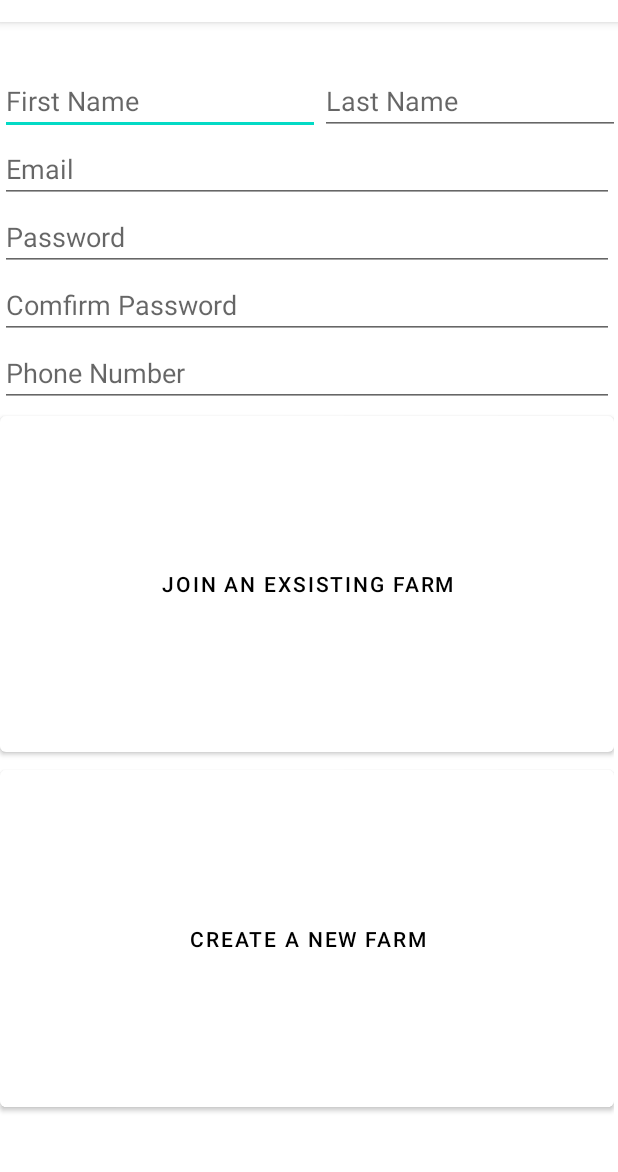
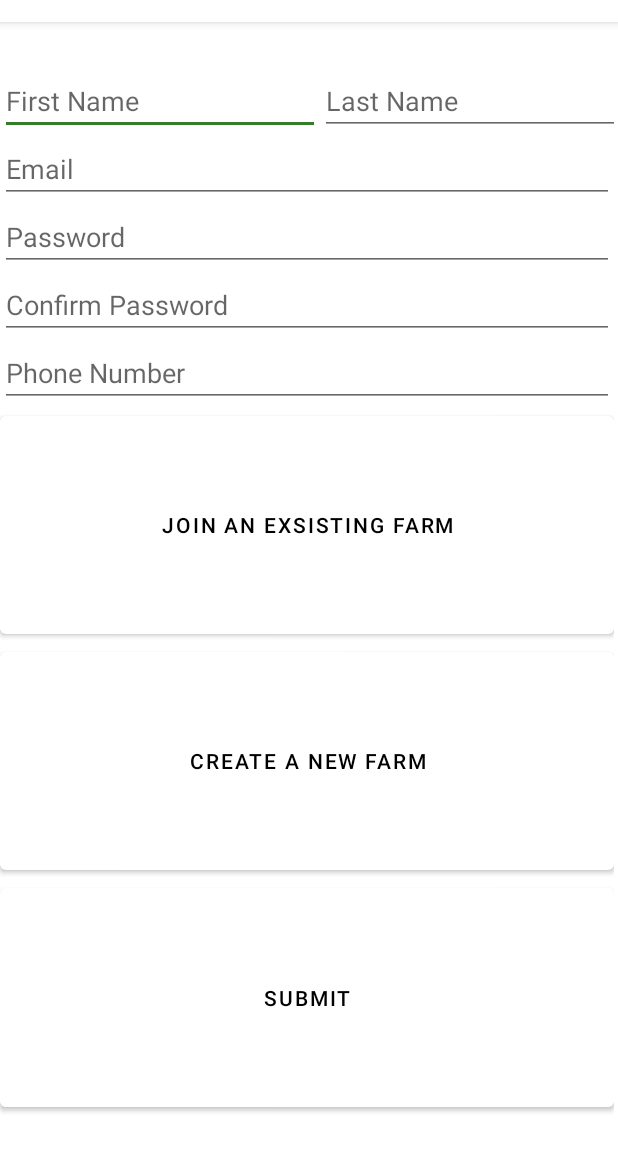
Before and after one commit to DavidScranton/TeamDrCD_GrainLogistics_2022, an Android app: the NewUser screen opened directly, with no data from a screen before it, on a phone screen of 412 x 824 dp, the part 62-1234 px from its top. Run offline under Robolectric (Android 15) with nearby library versions, the phone set to English and light mode, and no system bars; our stand-ins replace Firebase (no records; nobody signed in at launch, a user with empty details on screens opened directly).

Commit message:
new user

```diff
--- a/app/src/main/java/com/example/teamdrcd_grainlogistics_2022/NewUser.java
+++ b/app/src/main/java/com/example/teamdrcd_grainlogistics_2022/NewUser.java
@@ -1,16 +1,90 @@
 package com.example.teamdrcd_grainlogistics_2022;
 
+import androidx.annotation.NonNull;
 import androidx.appcompat.app.AppCompatActivity;
 
 import android.os.Bundle;
+import android.view.View;
+import android.widget.EditText;
+
+import android.util.Log;
+import android.widget.Toast;
+
+import com.google.android.gms.tasks.OnCompleteListener;
+import com.google.android.gms.tasks.Task;
+import com.google.firebase.auth.*;
+import com.google.firebase.database.FirebaseDatabase;
+
 
 public class NewUser extends AppCompatActivity {
-
+    private EditText firstName;
+    private EditText emailBox;
+    private EditText passwordBox1;
+    private EditText passwordBox2;
+    FirebaseDatabase database = FirebaseDatabase.getInstance();
+    private FirebaseAuth mAuth = FirebaseAuth.getInstance();
     @Override
     protected void onCreate(Bundle savedInstanceState) {
         super.onCreate(savedInstanceState);
         setContentView(R.layout.activity_new_user);
+        //mAuth = FirebaseAuth.getInstance();
     }
 
+    @Override
+    public void onStart() {
+        super.onStart();
+        // Check if user is signed in (non-null) and update UI accordingly.
+        FirebaseUser currentUser = mAuth.getCurrentUser();
+        if(currentUser != null){
+            currentUser.reload();
+        }
+    }
 
+    public void submit(View view) {
+        //firstName = findViewById(R.id.editTextTextPersonName);
+        //String fName = firstName.getText().toString();
+
+
+        emailBox = findViewById(R.id.editTextTextPersonName2);
+        String email = emailBox.getText().toString();
+
+        passwordBox1 = findViewById(R.id.editTextTextPersonName6);
+        String password1 = passwordBox1.getText().toString();
+
+        passwordBox2 = findViewById(R.id.editTextTextPersonName8);
+        String password2 = passwordBox1.getText().toString();
+
+        String password = "";
+        if(password1.equals(password2))
+        {
+            password = password1;
+        }
+
+
+        //DatabaseReference myRef = database.getReference("/users/" + "" + "/First Name");
+        //myRef.setValue(message);
+
+
+        mAuth.createUserWithEmailAndPassword(email, password)
+                .addOnCompleteListener(this, new OnCompleteListener<AuthResult>() {
+                    @Override
+                    public void onComplete(@NonNull Task<AuthResult> task) {
+                        if (task.isSuccessful()) {
+                            // Sign in success, update UI with the signed-in user's information
+                            //Log.d(TAG, "createUserWithEmail:success");
+                            FirebaseUser user = mAuth.getCurrentUser();
+                            updateUI(user);
+                        } else {
+                            // If sign in fails, display a message to the user.
+                            //Log.w(TAG, "createUserWithEmail:failure", task.getException());
+                            //Toast.makeText(EmailPasswordActivity.this, "Authentication failed.",
+                                    //Toast.LENGTH_SHORT).show();
+                            updateUI(null);
+                        }
+                    }
+                });
+    }
+
+    private void updateUI(FirebaseUser user) {
+    }
 }
--- a/app/src/main/res/layout/activity_new_user.xml
+++ b/app/src/main/res/layout/activity_new_user.xml
@@ -10,6 +10,7 @@
         android:layout_width="409dp"
         android:layout_height="729dp"
         android:orientation="vertical"
+        tools:ignore="MissingConstraints"
         tools:layout_editor_absoluteX="1dp"
         tools:layout_editor_absoluteY="1dp">
 
@@ -78,7 +79,7 @@
             android:layout_width="match_parent"
             android:layout_height="wrap_content"
             android:ems="10"
-            android:hint="Comfirm Password"
+            android:hint="Confirm Password"
             android:inputType="textPersonName" />
 
         <Space
@@ -109,5 +110,14 @@
             android:text="Create a new farm"
             android:textColor="@android:color/black" />
 
+        <Button
+            android:id="@+id/button5"
+            android:layout_width="match_parent"
+            android:layout_height="0dp"
+            android:layout_weight="1"
+            android:onClick="submit"
+            android:text="Submit"
+            android:textColor="@android:color/black" />
+
     </LinearLayout>
 </androidx.constraintlayout.widget.ConstraintLayout>
--- a/app/src/main/res/values/themes.xml
+++ b/app/src/main/res/values/themes.xml
@@ -6,9 +6,9 @@
         <item name="colorPrimaryVariant">@color/white</item>
         <item name="colorOnPrimary">@color/white</item>
         <!-- Secondary brand color. -->
-        <item name="colorSecondary">@color/teal_200</item>
+        <item name="colorSecondary">#367C2B</item>
         <item name="colorSecondaryVariant">@color/teal_700</item>
-        <item name="colorOnSecondary">@color/black</item>
+       <!-- <item name="colorOnSecondary">@color/black</item>-->
         <!-- Status bar color. -->
         <item name="android:statusBarColor" tools:targetApi="l">?attr/colorPrimaryVariant</item>
         <!-- Customize your theme here. -->
```
Also changed, not shown: app/build.gradle (+13 -7 lines), app/src/main/res/layout/activity_main.xml (+6 -3 lines).
